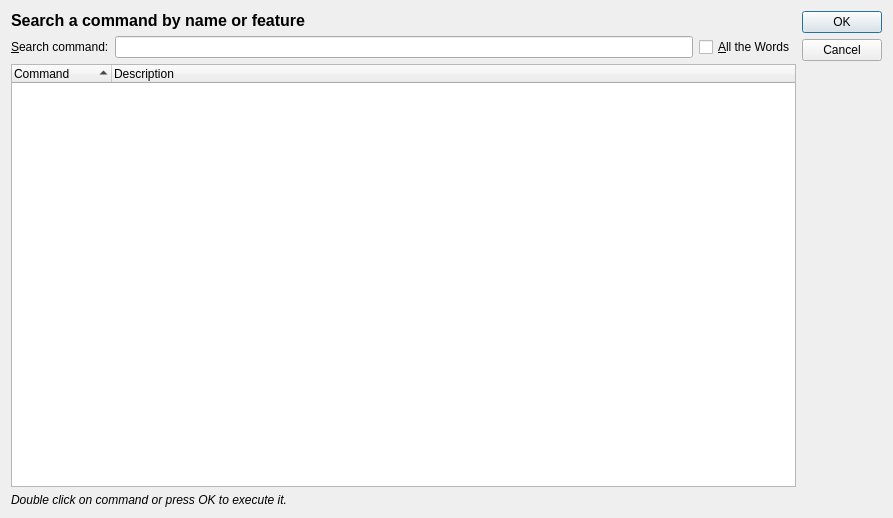
First picture: the form in src/modules/help/searchcommanddialog.ui, repository lbellonda/qxmledit, before the edit.
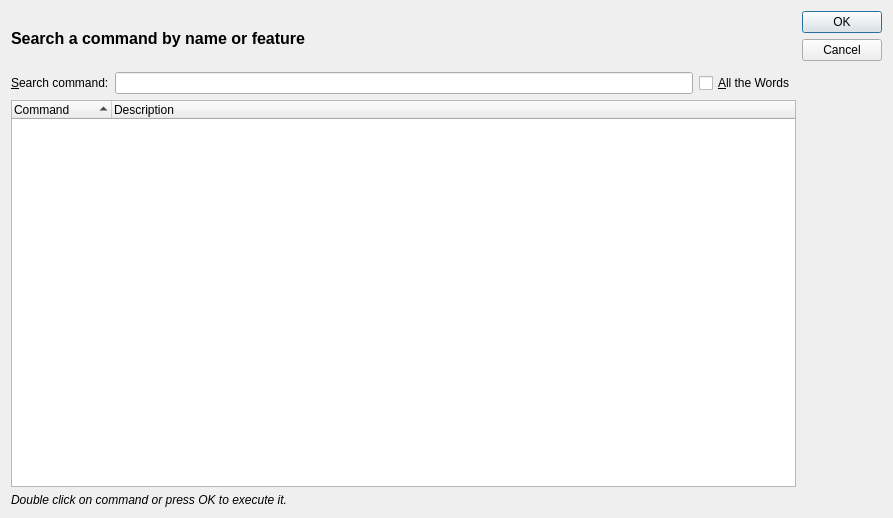
Second picture: the form after the edit. Icons and pictures are not drawn.

Commit message: b-167 Automated the opening of compare dialog, reformatting.

```diff
--- a/src/modules/help/searchcommanddialog.ui
+++ b/src/modules/help/searchcommanddialog.ui
@@ -30,7 +30,9 @@
         </font>
        </property>
        <property name="text">
-        <string>Search a command by name or feature</string>
+        <string>
+Search a command by name or feature
+</string>
        </property>
       </widget>
      </item>
```
Left out of the diff: 5 changed lines with no effect on the pictures. The commit also changes 4 other files.
